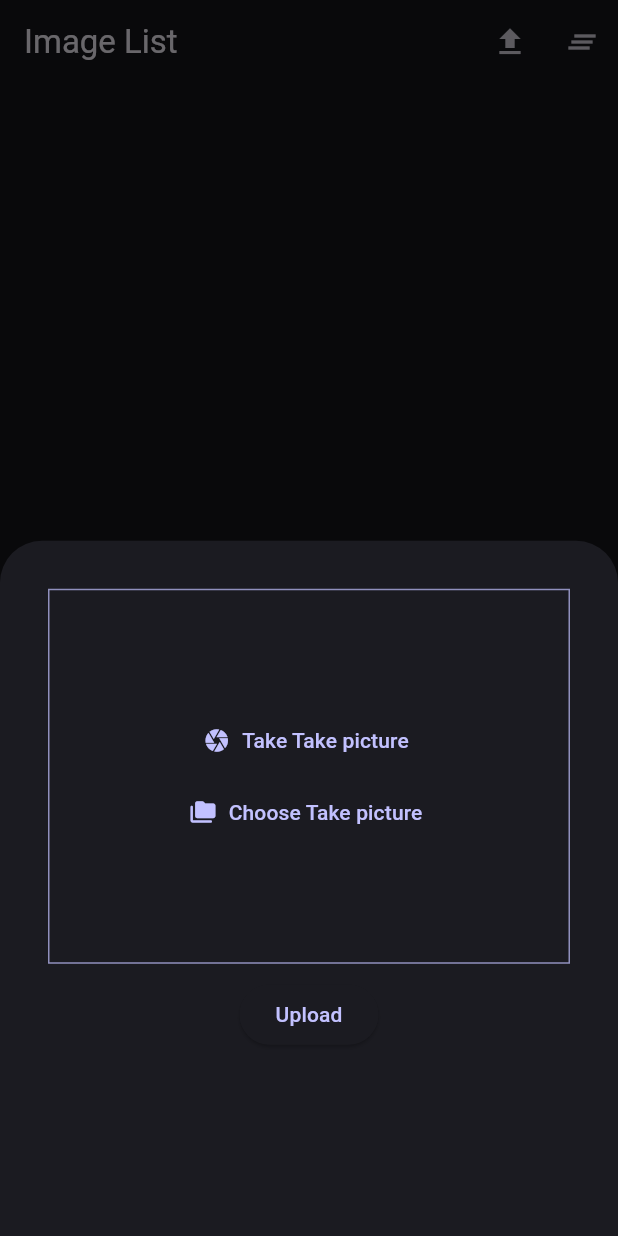
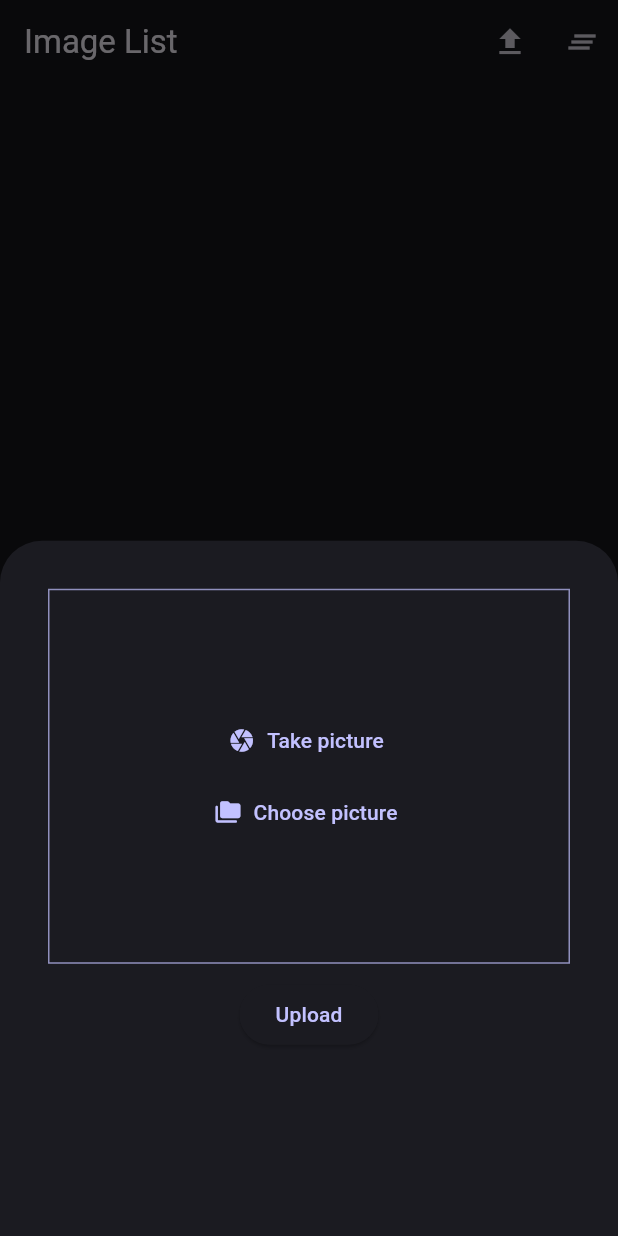
Before and after one commit to Farezii/test_multipart, a Flutter app: the screen it shows after launch, after a tap on the "add" icon, on a phone screen of 412 x 824 dp. Run offline on Flutter 3.47's test engine with Material 3 defaults, Android fonts, the phone set to English and light mode, and no system bars; our stand-ins replace flutter_riverpod, image_picker, sqflite; accounts and stored records are empty.

Commit message:
Fixed imgPicker string, fixed loadFromDatabase timestamp, it now saved and parses the value directly from a formattted string

```diff
--- a/lib/etc/image_picker.dart
+++ b/lib/etc/image_picker.dart
@@ -6,7 +6,7 @@ class ImageInput extends StatefulWidget {
   const ImageInput(
       {super.key,
       required this.onPickImage,
-      this.photoContainerTitle = 'Take picture'});
+      this.photoContainerTitle = 'picture'});
 
   final void Function(File image) onPickImage;
   // onPickImage = (image) {
--- a/lib/providers/imagesProvider.dart
+++ b/lib/providers/imagesProvider.dart
@@ -20,8 +20,7 @@ class ImagesProvider extends StateNotifier<List<ImageObject>> {
         .map((row) => ImageObject(
               image: File(row['image_path'] as String),
               id: row['id'] as String,
-              timestamp:
-                  DateTime.fromMillisecondsSinceEpoch(row['timestamp'] as int),
+              timestamp: DateTime.parse(row['timestamp'] as String),
             ))
         .toList();
 
@@ -42,7 +41,7 @@ class ImagesProvider extends StateNotifier<List<ImageObject>> {
       {
         'id': imageObject.id,
         'image_path': savedImage.path,
-        'timestamp': imageObject.timestamp.millisecondsSinceEpoch,
+        'timestamp': imageObject.timestamp.toString(),
       },
       conflictAlgorithm: ConflictAlgorithm.replace,
     );
```
